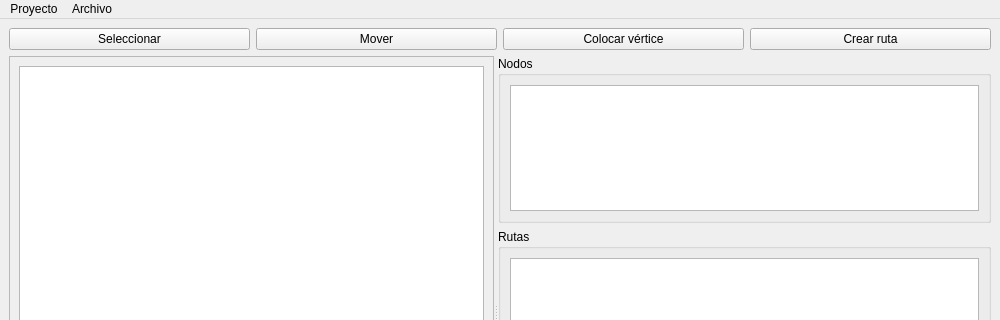
Above: app/View/editor.ui from Leroyst03/Editor-de-Trafico before the change; both pictures show x 0 to 1000 and y 0 to 320 of the 1000 by 600 pixel window. Below: the same form after it.
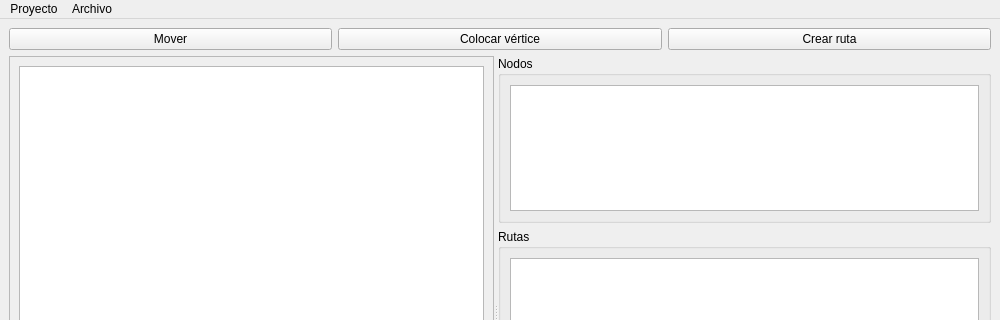
That is the form after the change.

The edit to the form file:
```diff
--- a/app/View/editor.ui
+++ b/app/View/editor.ui
@@ -14,7 +14,6 @@
     <!-- Barra superior -->
     <item>
      <layout class="QHBoxLayout" name="toolbarLayout">
-      <item><widget class="QPushButton" name="seleccionar_button"><property name="text"><string>Seleccionar</string></property><property name="checkable"><bool>true</bool></property></widget></item>
       <item><widget class="QPushButton" name="mover_button"><property name="text"><string>Mover</string></property><property name="checkable"><bool>true</bool></property></widget></item>
       <item><widget class="QPushButton" name="colocar_vertice_button"><property name="text"><string>Colocar vértice</string></property><property name="checkable"><bool>true</bool></property></widget></item>
       <item><widget class="QPushButton" name="crear_ruta_button"><property name="text"><string>Crear ruta</string></property><property name="checkable"><bool>true</bool></property></widget></item>
```
